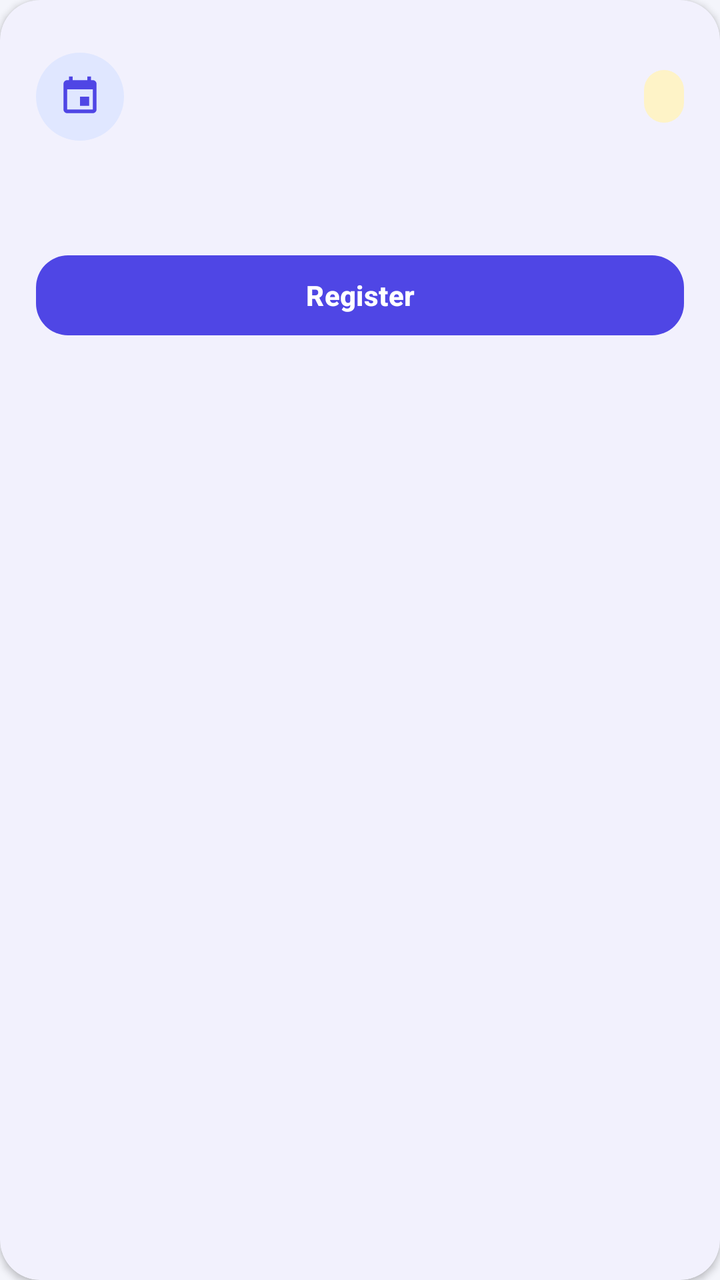
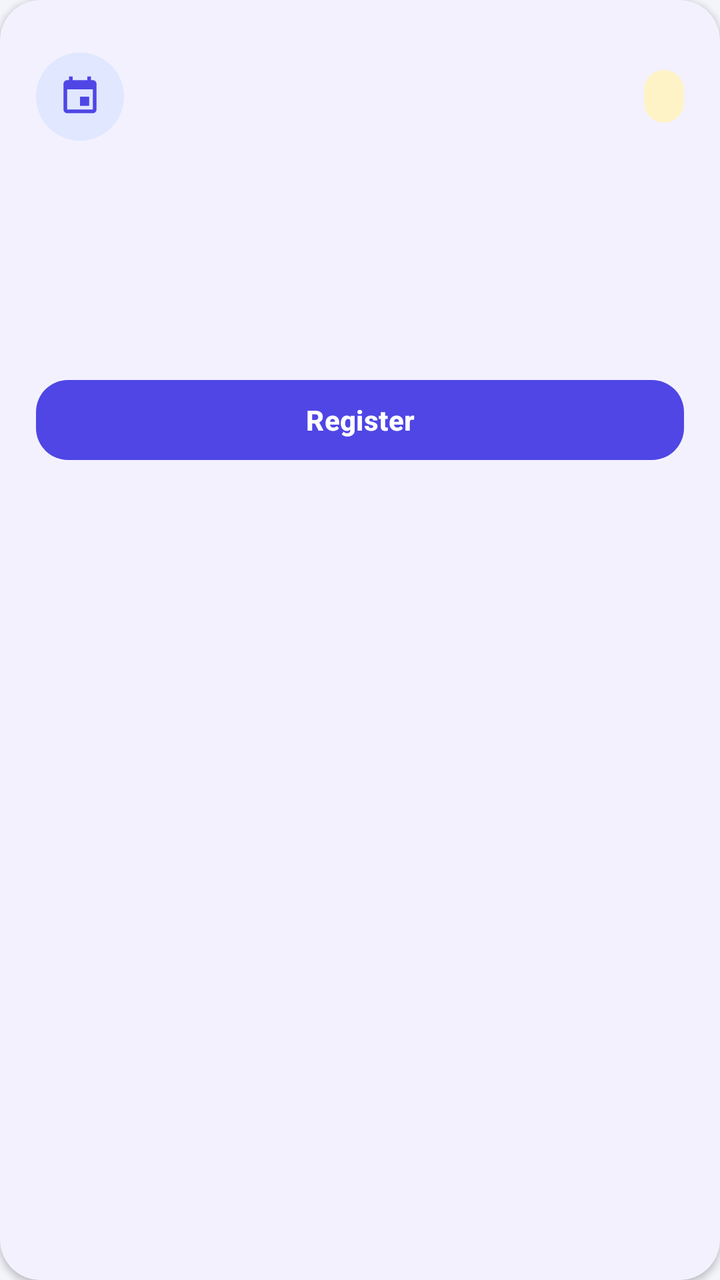

Screens rendered from an Android XML layout before and after an edit, with the pre-edit source and the edit as a unified diff.
<!-- AndroidManifest.xml: application theme Theme.CampusPay -->
<!-- res/layout/item_event.xml -->
<?xml version="1.0" encoding="utf-8"?>
<com.google.android.material.card.MaterialCardView
    xmlns:android="http://schemas.android.com/apk/res/android"
    xmlns:app="http://schemas.android.com/apk/res-auto"
    style="@style/Widget.CampusPay.Card"
    android:layout_width="match_parent"
    android:layout_height="wrap_content"
    android:layout_marginBottom="14dp">

    <LinearLayout
        android:layout_width="match_parent"
        android:layout_height="wrap_content"
        android:orientation="vertical"
        android:padding="18dp">

        <LinearLayout
            android:layout_width="match_parent"
            android:layout_height="wrap_content"
            android:gravity="center_vertical"
            android:orientation="horizontal">

            <FrameLayout
                android:layout_width="44dp"
                android:layout_height="44dp"
                android:background="@drawable/bg_icon_circle_soft">

                <ImageView
                    android:layout_width="22dp"
                    android:layout_height="22dp"
                    android:layout_gravity="center"
                    android:contentDescription="Event"
                    android:src="@drawable/ic_event"
                    app:tint="@color/brand_primary" />
            </FrameLayout>

            <LinearLayout
                android:layout_width="0dp"
                android:layout_height="wrap_content"
                android:layout_marginStart="12dp"
                android:layout_weight="1"
                android:orientation="vertical">

                <TextView
                    android:id="@+id/tvEventItemTitle"
                    android:layout_width="match_parent"
                    android:layout_height="wrap_content"
                    android:textColor="@color/text_primary"
                    android:textSize="17sp"
                    android:textStyle="bold" />

                <TextView
                    android:id="@+id/tvEventItemDate"
                    android:layout_width="match_parent"
                    android:layout_height="wrap_content"
                    android:layout_marginTop="2dp"
                    android:textColor="@color/text_secondary"
                    android:textSize="13sp" />

                <TextView
                    android:id="@+id/tvEventItemMeta"
                    android:layout_width="match_parent"
                    android:layout_height="wrap_content"
                    android:layout_marginTop="2dp"
                    android:textColor="@color/text_secondary"
                    android:textSize="12sp" />
            </LinearLayout>

            <TextView
                android:id="@+id/tvEventItemCredits"
                android:layout_width="wrap_content"
                android:layout_height="wrap_content"
                android:background="@drawable/bg_credits_pill"
                android:paddingStart="10dp"
                android:paddingEnd="10dp"
                android:paddingTop="5dp"
                android:paddingBottom="5dp"
                android:textColor="@android:color/white"
                android:textSize="12sp"
                android:textStyle="bold" />
        </LinearLayout>

        <TextView
            android:id="@+id/tvEventItemDescription"
            android:layout_width="match_parent"
            android:layout_height="wrap_content"
            android:layout_marginTop="12dp"
            android:textColor="@color/text_secondary"
            android:textSize="14sp" />

        <LinearLayout
            android:layout_width="match_parent"
            android:layout_height="wrap_content"
            android:layout_marginTop="14dp"
            android:orientation="horizontal">

            <com.google.android.material.button.MaterialButton
                android:id="@+id/btnEventItemRegister"
                style="@style/Widget.CampusPay.Button"
                android:layout_width="0dp"
                android:layout_height="wrap_content"
                android:layout_weight="1"
                android:minHeight="48dp"
                android:text="Register"
                android:textSize="14sp" />


        </LinearLayout>

        
        <LinearLayout
            android:id="@+id/layoutEventAdminActions"
            android:layout_width="match_parent"
            android:layout_height="wrap_content"
            android:layout_marginTop="8dp"
            android:orientation="horizontal"
            android:visibility="gone">

            <com.google.android.material.button.MaterialButton
                android:id="@+id/btnEventItemEdit"
                style="@style/Widget.CampusPay.Button.Outlined"
                android:layout_width="0dp"
                android:layout_height="wrap_content"
                android:layout_marginEnd="8dp"
                android:layout_weight="1"
                android:minHeight="48dp"
                android:text="Edit"
                android:textSize="14sp" />

            <com.google.android.material.button.MaterialButton
                android:id="@+id/btnEventItemDelete"
                style="@style/Widget.CampusPay.Button.Outlined"
                android:layout_width="0dp"
                android:layout_height="wrap_content"
                android:layout_weight="1"
                android:minHeight="48dp"
                android:text="Delete"
                android:textSize="14sp" />

        </LinearLayout>

    </LinearLayout>

</com.google.android.material.card.MaterialCardView>
<!-- resources referenced by this layout -->
<resources>
  <color name="brand_primary">#4F46E5</color>
  <color name="text_primary">#12142B</color>
  <color name="text_secondary">#6B7280</color>
  <!-- drawable bg_credits_pill (drawable) -->
  <?xml version="1.0" encoding="utf-8"?>
  <shape xmlns:android="http://schemas.android.com/apk/res/android"
      android:shape="rectangle">
      <corners android:radius="100dp" />
      <solid android:color="@color/credits_gold_container" />
  </shape>
  <!-- drawable bg_icon_circle_soft (drawable) -->
  <?xml version="1.0" encoding="utf-8"?>
  <shape xmlns:android="http://schemas.android.com/apk/res/android"
      android:shape="oval">
      <solid android:color="@color/brand_primary_container" />
  </shape>
  <!-- drawable ic_event (drawable) -->
  <vector xmlns:android="http://schemas.android.com/apk/res/android"
      android:width="24dp"
      android:height="24dp"
      android:viewportWidth="24"
      android:viewportHeight="24">
      <path
          android:fillColor="@android:color/white"
          android:pathData="M17,12h-5v5h5v-5zM16,1v2H8V1H6v2H5c-1.11,0 -1.99,0.9 -1.99,2L3,19c0,1.1 0.89,2 2,2h14c1.1,0 2,-0.9 2,-2V5c0,-1.1 -0.9,-2 -2,-2h-1V1h-2zM19,19H5V8h14v11z" />
  </vector>
  <style name="Widget.CampusPay.Button" parent="Widget.Material3.Button">
          <item name="cornerRadius">16dp</item>
          <item name="android:minHeight">56dp</item>
          <item name="android:textSize">16sp</item>
          <item name="android:textStyle">bold</item>
          <item name="android:letterSpacing">0.01</item>
      </style>
  <style name="Widget.CampusPay.Button.Outlined" parent="Widget.Material3.Button.OutlinedButton">
          <item name="cornerRadius">16dp</item>
          <item name="android:minHeight">56dp</item>
          <item name="android:textSize">16sp</item>
          <item name="android:textStyle">bold</item>
      </style>
  <style name="Widget.CampusPay.Card" parent="Widget.Material3.CardView.Elevated">
          <item name="cardCornerRadius">20dp</item>
          <item name="cardElevation">2dp</item>
          <item name="cardBackgroundColor">@color/surface_light</item>
      </style>
  <style name="Theme.CampusPay" parent="Base.Theme.CampusPay" />
  <color name="credits_gold_container">#FEF3C7</color>
  <color name="brand_primary_container">#E0E7FF</color>
  <color name="surface_light">#FFFFFF</color>
  <color name="white">#FFFFFFFF</color>
  <color name="brand_primary_dark">#3730A3</color>
  <color name="brand_secondary">#14B8A6</color>
  <color name="brand_secondary_container">#CCFBF1</color>
  <color name="brand_secondary_dark">#0F766E</color>
  <color name="background_light">#F4F5FB</color>
  <color name="outline_light">#D1D5DB</color>
  <color name="divider">#E5E7EB</color>
  <!-- unchanged entries left out for length: 1 -->
</resources>

<!-- the commit's change to res/layout/item_event.xml (unified diff, before → after) -->
@@ -90,6 +90,42 @@
         <LinearLayout
             android:layout_width="match_parent"
             android:layout_height="wrap_content"
+            android:layout_marginTop="12dp"
+            android:gravity="center_vertical"
+            android:orientation="horizontal">
+
+            <TextView
+                android:id="@+id/tvEventItemDepartment"
+                android:layout_width="0dp"
+                android:layout_height="wrap_content"
+                android:layout_weight="1"
+                android:textColor="@color/text_primary"
+                android:textSize="13sp"
+                android:textStyle="bold" />
+
+            <TextView
+                android:id="@+id/tvEventItemAudience"
+                android:layout_width="wrap_content"
+                android:layout_height="wrap_content"
+                android:paddingStart="10dp"
+                android:paddingEnd="10dp"
+                android:paddingTop="5dp"
+                android:paddingBottom="5dp"
+                android:textSize="11sp"
+                android:textStyle="bold" />
+        </LinearLayout>
+
+        <TextView
+            android:id="@+id/tvEventItemEligibility"
+            android:layout_width="match_parent"
+            android:layout_height="wrap_content"
+            android:layout_marginTop="8dp"
+            android:textColor="@color/text_secondary"
+            android:textSize="13sp" />
+
+        <LinearLayout
+            android:layout_width="match_parent"
+            android:layout_height="wrap_content"
             android:layout_marginTop="14dp"
             android:orientation="horizontal">
 
